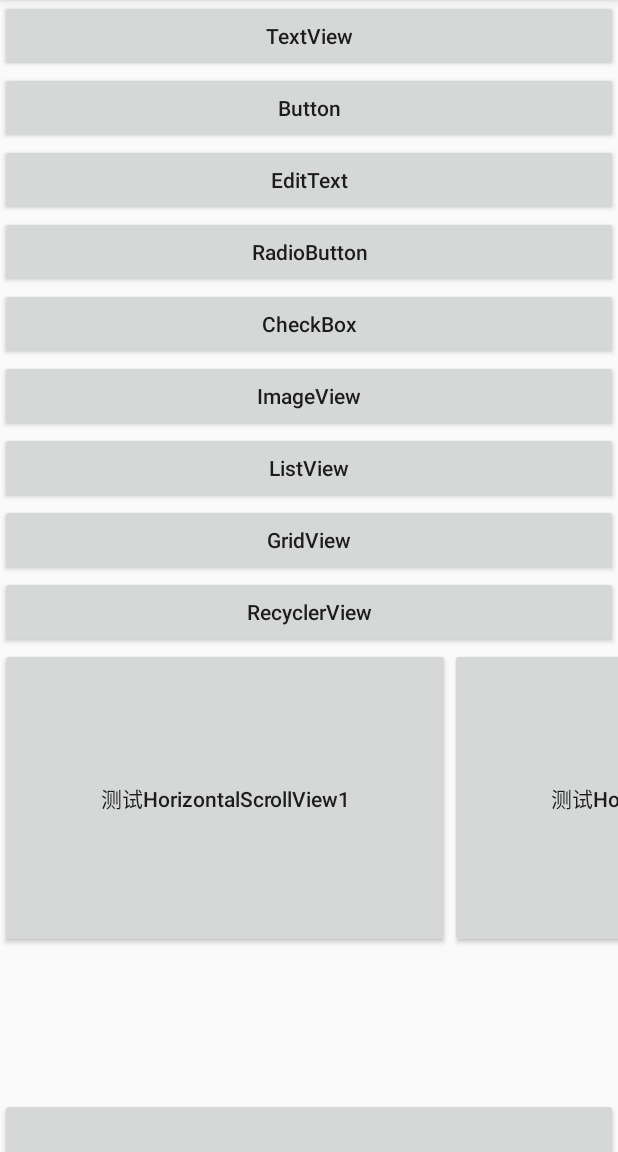
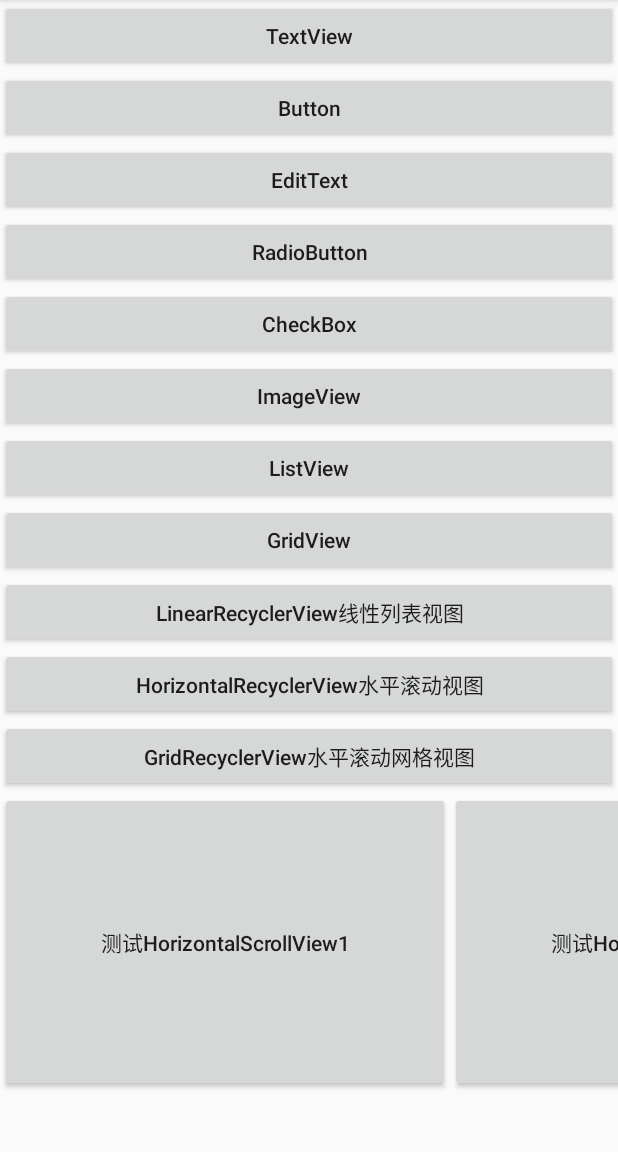
Before and after one commit to Groot-yu/HelloWorld3, an Android app: the screen it shows after launch (MainActivity), on a phone screen of 412 x 824 dp, the part 84-1236 px from its top. Run offline under Robolectric (Android 15) with nearby library versions, the phone set to English and light mode, and no system bars.

Commit message:
台式机

```diff
--- a/app/build.gradle
+++ b/app/build.gradle
@@ -26,7 +26,6 @@ dependencies {
     implementation 'com.android.support:appcompat-v7:28.0.0'
     implementation 'com.android.support.constraint:constraint-layout:1.1.3'
     implementation 'com.android.support:design:28.0.0'
-
     testImplementation 'junit:junit:4.12'
     androidTestImplementation 'com.android.support.test:runner:1.0.2'
     androidTestImplementation 'com.android.support.test.espresso:espresso-core:3.0.2'
--- a/app/src/main/AndroidManifest.xml
+++ b/app/src/main/AndroidManifest.xml
@@ -11,17 +11,16 @@
         android:roundIcon="@mipmap/ic_launcher_round"
         android:supportsRtl="true"
         android:theme="@style/AppTheme">
+        <activity android:name=".recyclerview.HorizontalRecyclerViewActivity"></activity>
         <activity android:name=".listview.ListViewActivity" />
         <activity android:name=".gridview.GridViewActivity" />
         <activity android:name=".recyclerview.LinearRecyclerViewActivity" />
-        <activity android:name=".recyclerview.RecyclerViewActivity" />
         <activity android:name=".ImageViewActivity" />
         <activity android:name=".CheckBoxActivity" />
         <activity android:name=".RadioButtonActivity" />
         <activity android:name=".EditTextActivity" />
         <activity android:name=".ButtonActivity" />
         <activity android:name=".TextViewActivity" />
-
         <activity android:name=".MainActivity">
             <intent-filter>
                 <action android:name="android.intent.action.MAIN" />
@@ -30,4 +29,5 @@
             </intent-filter>
         </activity>
     </application>
+
 </manifest>
--- a/app/src/main/java/com/yyg/helloworld3/MainActivity.java
+++ b/app/src/main/java/com/yyg/helloworld3/MainActivity.java
@@ -3,16 +3,12 @@ package com.yyg.helloworld3;
 import android.content.Intent;
 import android.support.v7.app.AppCompatActivity;
 import android.os.Bundle;
-import android.support.v7.widget.RecyclerView;
 import android.view.View;
-import android.widget.Button;
-import android.widget.EditText;
-import android.widget.GridView;
-import android.widget.ListView;
 
 import com.yyg.helloworld3.gridview.GridViewActivity;
 import com.yyg.helloworld3.listview.ListViewActivity;
-import com.yyg.helloworld3.recyclerview.RecyclerViewActivity;
+import com.yyg.helloworld3.recyclerview.HorizontalRecyclerViewActivity;
+import com.yyg.helloworld3.recyclerview.LinearRecyclerViewActivity;
 
 
 public class MainActivity extends AppCompatActivity {
@@ -44,7 +40,8 @@ public class MainActivity extends AppCompatActivity {
         findViewById(R.id.btn_imageview).setOnClickListener(onClick);
         findViewById(R.id.btn_listview).setOnClickListener(onClick);
         findViewById(R.id.btn_gridview).setOnClickListener(onClick);
-        findViewById(R.id.btn_recyclerview).setOnClickListener(onClick);
+        findViewById(R.id.btn_linearrecyclerview).setOnClickListener(onClick);
+        findViewById(R.id.btn_horizontalrecyclerview).setOnClickListener(onClick);
     }
 
     private class OnClick implements View.OnClickListener {
@@ -83,9 +80,13 @@ public class MainActivity extends AppCompatActivity {
                 case R.id.btn_gridview:
                     intent = new Intent(MainActivity.this, GridViewActivity.class);
                     break;
-//                    跳转到RecyclerView演示界面
-                case R.id.btn_recyclerview:
-                    intent = new Intent(MainActivity.this, RecyclerViewActivity.class);
+//                    跳转到LinearRecyclerView演示界面
+                case R.id.btn_linearrecyclerview:
+                    intent = new Intent(MainActivity.this, LinearRecyclerViewActivity.class);
+                    break;
+//                    跳转到HorizontalRecyclerView演示界面
+                case R.id.btn_horizontalrecyclerview:
+                    intent = new Intent(MainActivity.this, HorizontalRecyclerViewActivity.class);
                     break;
             }
             startActivity(intent);
--- a/app/src/main/res/layout/activity_linear_recycler_view.xml
+++ b/app/src/main/res/layout/activity_linear_recycler_view.xml
@@ -4,8 +4,8 @@
     android:layout_height="match_parent">
 
     <android.support.v7.widget.RecyclerView
-        android:id="@+id/rv_main"
+        android:id="@+id/rv_linear"
         android:layout_width="match_parent"
-        android:layout_height="wrap_content"
+        android:layout_height="match_parent"
         android:background="@color/colorGrayDark" />
 </RelativeLayout>
--- a/app/src/main/res/layout/activity_main.xml
+++ b/app/src/main/res/layout/activity_main.xml
@@ -65,10 +65,24 @@
             android:textAllCaps="false" />
 
         <Button
-            android:id="@+id/btn_recyclerview"
+            android:id="@+id/btn_linearrecyclerview"
             android:layout_width="match_parent"
             android:layout_height="wrap_content"
-            android:text="RecyclerView"
+            android:text="LinearRecyclerView线性列表视图"
+            android:textAllCaps="false" />
+
+        <Button
+            android:id="@+id/btn_horizontalrecyclerview"
+            android:layout_width="match_parent"
+            android:layout_height="wrap_content"
+            android:text="HorizontalRecyclerView水平滚动视图"
+            android:textAllCaps="false" />
+
+        <Button
+            android:id="@+id/btn_gridrecyclerview"
+            android:layout_width="match_parent"
+            android:layout_height="wrap_content"
+            android:text="GridRecyclerView水平滚动网格视图"
             android:textAllCaps="false" />
 
         <HorizontalScrollView
--- a/app/src/main/res/values/dimens.xml
+++ b/app/src/main/res/values/dimens.xml
@@ -1,3 +1,3 @@
 <resources>
-    <dimen name="fab_margin">16dp</dimen>
+    <dimen name="DividerHeight">2dp</dimen>
 </resources>
```
Also changed, not shown: app/src/main/java/com/yyg/helloworld3/recyclerview/HorizontalRecyclerViewActivity.java (added, +18 -0 lines), app/src/main/java/com/yyg/helloworld3/recyclerview/LinearAdapter.java (+18 -5 lines), app/src/main/java/com/yyg/helloworld3/recyclerview/LinearRecyclerViewActivity.java (+22 -4 lines), app/src/main/java/com/yyg/helloworld3/recyclerview/RecyclerViewActivity.java (deleted, +0 -28 lines), app/src/main/res/layout/activity_horizontal_recycler_view.xml (added, +10 -0 lines), app/src/main/res/layout/activity_recycler_view.xml (deleted, +0 -12 lines), app/src/main/res/layout/layout_recycler_item.xml (renamed from app/src/main/res/layout/layout_linear_recycler_view_item.xml, +6 -4 lines).
